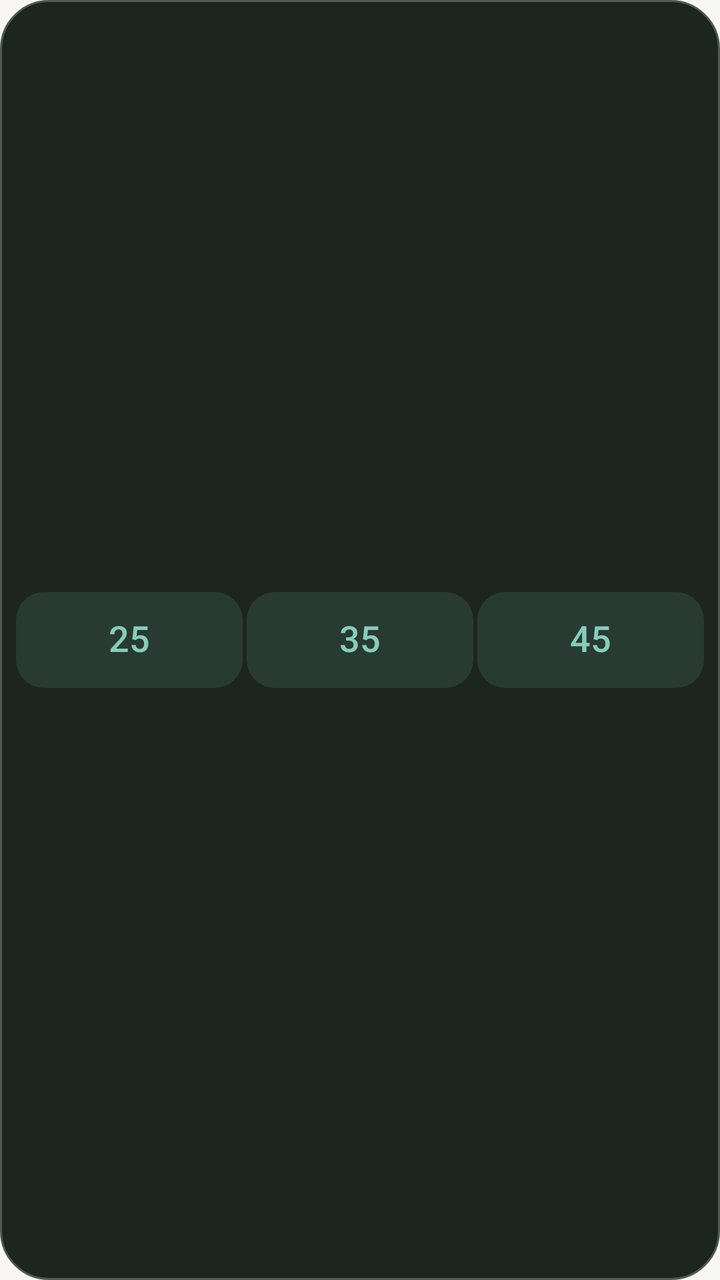
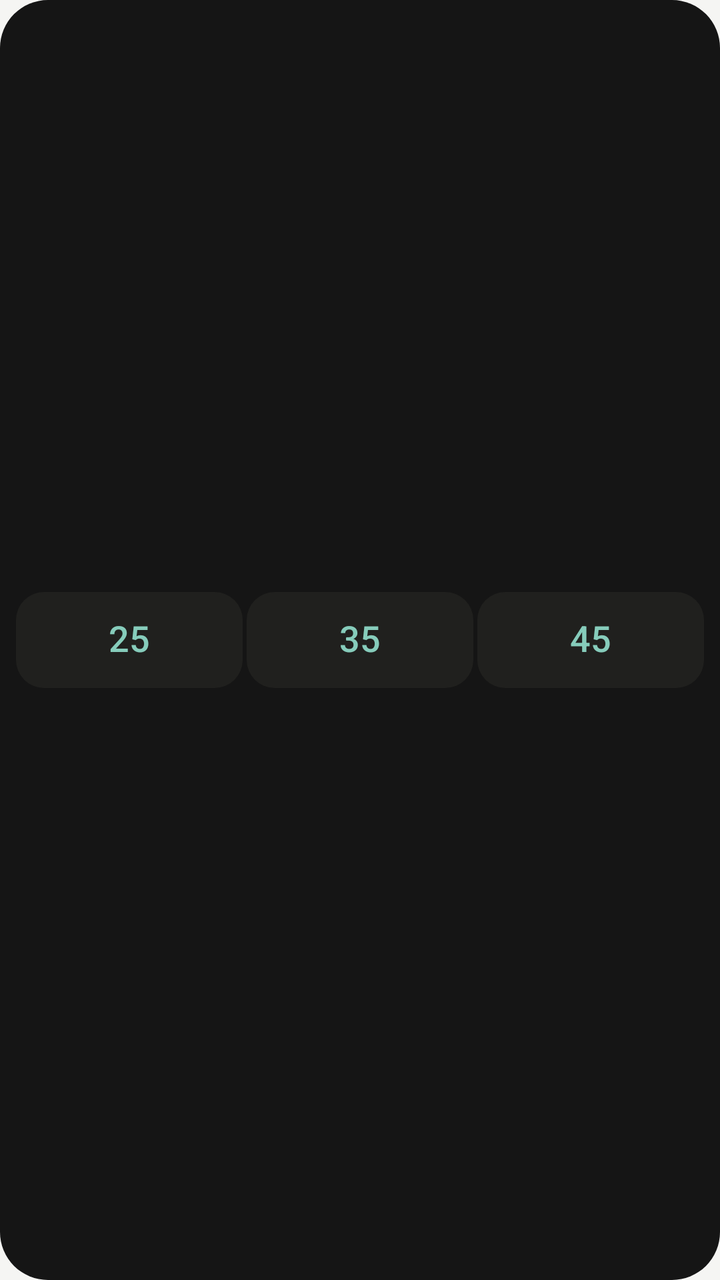

Screens rendered from an Android XML layout before and after an edit, with the pre-edit source and the edit as a unified diff.
<!-- AndroidManifest.xml: application theme AppTheme -->
<!-- res/layout/widget_quick_dark.xml -->
<FrameLayout xmlns:android="http://schemas.android.com/apk/res/android"
    android:id="@+id/widget_root" android:layout_width="match_parent" android:layout_height="match_parent"
    android:padding="8dp" android:background="@drawable/widget_background_dark">
    <LinearLayout android:id="@+id/widget_quick_presets" android:layout_width="match_parent" android:layout_height="48dp"
        android:layout_gravity="center_vertical" android:orientation="horizontal">
        <Button android:id="@+id/widget_preset_25" android:layout_width="0dp" android:layout_height="match_parent" android:layout_weight="1"
            android:text="@string/quick_start_25" android:contentDescription="@string/quick_start_25_accessibility"
            android:textSize="18sp" android:textColor="@color/sb_dark_accent" android:fontFamily="sans-serif-medium"
            android:background="@drawable/widget_secondary_background_dark" android:textAllCaps="false" android:padding="2dp"
            android:minWidth="48dp" android:minHeight="48dp" android:maxLines="1" android:gravity="center"
            android:includeFontPadding="false" android:stateListAnimator="@null" />
        <Button android:id="@+id/widget_preset_35" android:layout_width="0dp" android:layout_height="match_parent" android:layout_weight="1" android:layout_marginStart="2dp"
            android:text="@string/quick_start_35" android:contentDescription="@string/quick_start_35_accessibility"
            android:textSize="18sp" android:textColor="@color/sb_dark_accent" android:fontFamily="sans-serif-medium"
            android:background="@drawable/widget_secondary_background_dark" android:textAllCaps="false" android:padding="2dp"
            android:minWidth="48dp" android:minHeight="48dp" android:maxLines="1" android:gravity="center"
            android:includeFontPadding="false" android:stateListAnimator="@null" />
        <Button android:id="@+id/widget_preset_45" android:layout_width="0dp" android:layout_height="match_parent" android:layout_weight="1" android:layout_marginStart="2dp"
            android:text="@string/quick_start_45" android:contentDescription="@string/quick_start_45_accessibility"
            android:textSize="18sp" android:textColor="@color/sb_dark_accent" android:fontFamily="sans-serif-medium"
            android:background="@drawable/widget_secondary_background_dark" android:textAllCaps="false" android:padding="2dp"
            android:minWidth="48dp" android:minHeight="48dp" android:maxLines="1" android:gravity="center"
            android:includeFontPadding="false" android:stateListAnimator="@null" />
    </LinearLayout>
    <LinearLayout android:id="@+id/widget_quick_active" android:layout_width="match_parent" android:layout_height="48dp"
        android:layout_gravity="center_vertical" android:orientation="horizontal" android:visibility="gone">
        <FrameLayout android:id="@+id/widget_time_area" android:layout_width="0dp" android:layout_height="match_parent" android:layout_weight="1"
            android:layout_marginEnd="4dp" android:contentDescription="@string/widget_time_description">
            <Chronometer android:id="@+id/widget_timer" android:layout_width="match_parent" android:layout_height="match_parent"
                android:gravity="center" android:textSize="27sp" android:textColor="@color/sb_dark_text" android:fontFamily="sans-serif-medium"
                android:autoSizeTextType="uniform" android:autoSizeMinTextSize="18sp" android:autoSizeMaxTextSize="27sp" android:autoSizeStepGranularity="1sp"
                android:includeFontPadding="false" android:singleLine="true" android:visibility="gone" />
            <TextView android:id="@+id/widget_time_static" android:layout_width="match_parent" android:layout_height="match_parent"
                android:text="@string/quick_preview_time" android:gravity="center" android:textSize="27sp"
                android:textColor="@color/sb_dark_text" android:fontFamily="sans-serif-medium" android:includeFontPadding="false" android:maxLines="1" android:scrollHorizontally="false"
                android:autoSizeTextType="uniform" android:autoSizeMinTextSize="14sp" android:autoSizeMaxTextSize="27sp" android:autoSizeStepGranularity="1sp" />
        </FrameLayout>
        <Button android:id="@+id/widget_primary" android:layout_width="60dp" android:layout_height="match_parent"
            android:text="@string/quick_pause" android:textSize="13sp" android:textColor="@color/sb_dark_on_accent" android:fontFamily="sans-serif-medium"
            android:background="@drawable/widget_primary_background_dark" android:textAllCaps="false" android:padding="4dp"
            android:minWidth="48dp" android:minHeight="48dp" android:maxLines="2" android:gravity="center"
            android:includeFontPadding="false" android:stateListAnimator="@null" />
    </LinearLayout>
    <Button android:id="@+id/widget_quick_setup" android:layout_width="match_parent" android:layout_height="48dp"
        android:layout_gravity="center_vertical" android:visibility="gone" android:text="@string/quick_setup"
        android:textSize="14sp" android:textColor="@color/sb_dark_on_accent" android:fontFamily="sans-serif-medium"
        android:background="@drawable/widget_primary_background_dark" android:textAllCaps="false" android:padding="4dp"
        android:minWidth="48dp" android:minHeight="48dp" android:maxLines="2" android:gravity="center"
        android:includeFontPadding="false" android:stateListAnimator="@null" />
</FrameLayout>
<!-- resources referenced by this layout -->
<resources>
  <color name="sb_dark_accent">#86CCBB</color>
  <color name="sb_dark_on_accent">#12362E</color>
  <color name="sb_dark_text">#E6ECE7</color>
  <!-- drawable widget_background_dark (drawable) -->
  <shape xmlns:android="http://schemas.android.com/apk/res/android" android:shape="rectangle">
      <solid android:color="@color/sb_dark_surface" />
      <corners android:radius="24dp" />
      <stroke android:width="1dp" android:color="@color/sb_dark_outline" />
  </shape>
  <!-- drawable widget_primary_background_dark (drawable) -->
  <ripple xmlns:android="http://schemas.android.com/apk/res/android" android:color="@color/sb_dark_ripple">
      <item><shape android:shape="rectangle"><solid android:color="@color/sb_dark_accent" /><corners android:radius="14dp" /></shape></item>
  </ripple>
  <!-- drawable widget_secondary_background_dark (drawable) -->
  <ripple xmlns:android="http://schemas.android.com/apk/res/android" android:color="@color/sb_dark_ripple">
      <item><shape android:shape="rectangle"><solid android:color="@color/sb_dark_control" /><corners android:radius="14dp" /></shape></item>
  </ripple>
  <string name="quick_pause">暂停</string>
  <string name="quick_preview_time">25:00</string>
  <string name="quick_setup">完成设置</string>
  <string name="quick_start_25">25</string>
  <string name="quick_start_25_accessibility">开始25分钟专注</string>
  <string name="quick_start_35">35</string>
  <string name="quick_start_35_accessibility">开始35分钟专注</string>
  <string name="quick_start_45">45</string>
  <string name="quick_start_45_accessibility">开始45分钟专注</string>
  <string name="widget_time_description">专注时间</string>
  <style name="AppTheme" parent="AppThemeBase" />
  <color name="sb_dark_surface">#1D2521</color>
  <color name="sb_dark_outline">#4A5D52</color>
  <color name="sb_dark_ripple">#406D5B</color>
  <color name="sb_dark_control">#293A32</color>
  <style name="AppThemeBase" parent="android:style/Theme.Material.Light.NoActionBar">
      <item name="android:fontFamily">sans</item>
      <item name="android:colorAccent">@color/sb_accent</item>
      <item name="android:colorControlNormal">@color/sb_secondary</item>
      <item name="android:colorControlActivated">@color/sb_accent</item>
      <item name="android:colorControlHighlight">@color/sb_ripple</item>
      <item name="android:textColorPrimary">@color/sb_text</item>
      <item name="android:textColorSecondary">@color/sb_secondary</item>
      <item name="android:textColorHint">@color/sb_secondary</item>
      <item name="android:colorBackground">@color/sb_background</item>
      <item name="android:windowLightStatusBar">true</item>
      <item name="android:statusBarColor">@color/sb_background</item>
      <item name="android:navigationBarColor">@color/sb_background</item>
      <item name="android:windowBackground">@color/sb_background</item>
  </style>
  <color name="sb_accent">@color/sb_light_accent</color>
  <color name="sb_secondary">@color/sb_light_secondary</color>
  <color name="sb_ripple">@color/sb_light_ripple</color>
  <color name="sb_text">@color/sb_light_text</color>
  <color name="sb_background">@color/sb_light_background</color>
  <color name="sb_light_accent">#28665C</color>
  <color name="sb_light_secondary">#626B66</color>
  <color name="sb_light_ripple">#C7DED3</color>
  <color name="sb_light_text">#202C28</color>
  <color name="sb_light_background">#F8F7F3</color>
</resources>

<!-- the commit's change to res/layout/widget_quick_dark.xml (unified diff, before → after) -->
@@ -30,7 +30,7 @@
                 android:gravity="center" android:textSize="27sp" android:textColor="@color/sb_dark_text" android:fontFamily="sans-serif-medium"
                 android:autoSizeTextType="uniform" android:autoSizeMinTextSize="18sp" android:autoSizeMaxTextSize="27sp" android:autoSizeStepGranularity="1sp"
                 android:includeFontPadding="false" android:singleLine="true" android:visibility="gone" />
-            <TextView android:id="@+id/widget_time_static" android:layout_width="match_parent" android:layout_height="match_parent"
+            <TextView android:id="@+id/widget_time_static" android:fontFeatureSettings="tnum" android:layout_width="match_parent" android:layout_height="match_parent"
                 android:text="@string/quick_preview_time" android:gravity="center" android:textSize="27sp"
                 android:textColor="@color/sb_dark_text" android:fontFamily="sans-serif-medium" android:includeFontPadding="false" android:maxLines="1" android:scrollHorizontally="false"
                 android:autoSizeTextType="uniform" android:autoSizeMinTextSize="14sp" android:autoSizeMaxTextSize="27sp" android:autoSizeStepGranularity="1sp" />
<!-- resource entries referenced after the edit -->
@@ -2,12 +2,11 @@
 <resources>
   <color name="sb_dark_accent">#86CCBB</color>
   <color name="sb_dark_on_accent">#12362E</color>
-  <color name="sb_dark_text">#E6ECE7</color>
+  <color name="sb_dark_text">#E6E8E3</color>
   <!-- drawable widget_background_dark (drawable) -->
   <shape xmlns:android="http://schemas.android.com/apk/res/android" android:shape="rectangle">
       <solid android:color="@color/sb_dark_surface" />
       <corners android:radius="24dp" />
-      <stroke android:width="1dp" android:color="@color/sb_dark_outline" />
   </shape>
   <!-- drawable widget_primary_background_dark (drawable) -->
   <ripple xmlns:android="http://schemas.android.com/apk/res/android" android:color="@color/sb_dark_ripple">
@@ -28,10 +27,9 @@
   <string name="quick_start_45_accessibility">开始45分钟专注</string>
   <string name="widget_time_description">专注时间</string>
   <style name="AppTheme" parent="AppThemeBase" />
-  <color name="sb_dark_surface">#1D2521</color>
-  <color name="sb_dark_outline">#4A5D52</color>
+  <color name="sb_dark_surface">#151515</color>
   <color name="sb_dark_ripple">#406D5B</color>
-  <color name="sb_dark_control">#293A32</color>
+  <color name="sb_dark_control">#20201E</color>
   <style name="AppThemeBase" parent="android:style/Theme.Material.Light.NoActionBar">
       <item name="android:fontFamily">sans</item>
       <item name="android:colorAccent">@color/sb_accent</item>
@@ -53,9 +51,9 @@
   <color name="sb_text">@color/sb_light_text</color>
   <color name="sb_background">@color/sb_light_background</color>
   <color name="sb_light_accent">#28665C</color>
-  <color name="sb_light_secondary">#626B66</color>
+  <color name="sb_light_secondary">#626860</color>
   <color name="sb_light_ripple">#C7DED3</color>
-  <color name="sb_light_text">#202C28</color>
-  <color name="sb_light_background">#F8F7F3</color>
+  <color name="sb_light_text">#252925</color>
+  <color name="sb_light_background">#F5F5F3</color>
 </resources>
 
